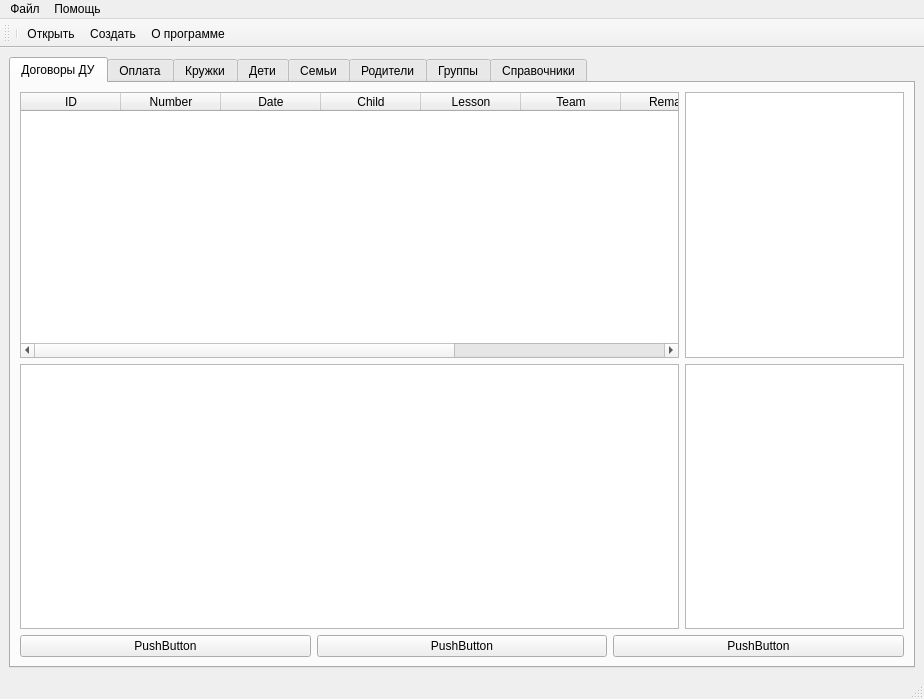
Above: view/main_window.ui from AlevtinAntonov/paid_services before the change. Below: the same form after it.
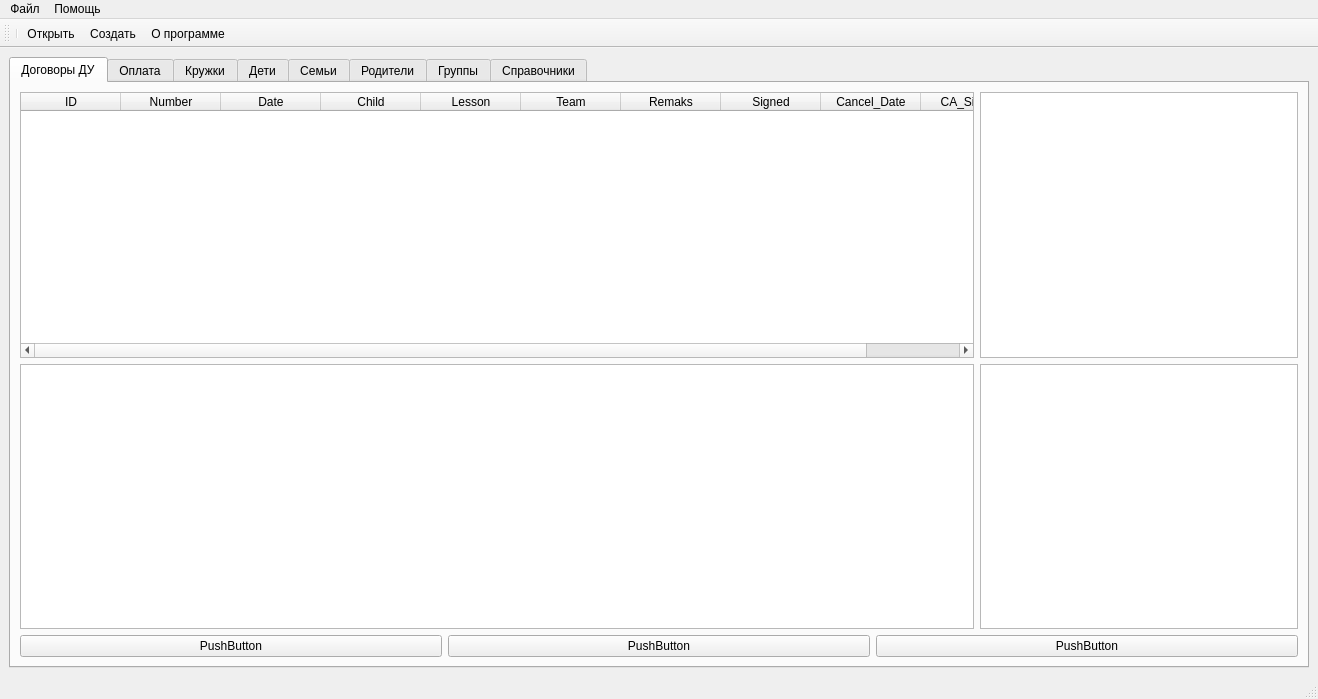
That is the form after the change. Icons and pictures are not drawn.

Commit message: branch gui main added combobox

Patch:
```diff
--- a/view/main_window.ui
+++ b/view/main_window.ui
@@ -6,7 +6,7 @@
    <rect>
     <x>0</x>
     <y>0</y>
-    <width>924</width>
+    <width>1318</width>
     <height>699</height>
    </rect>
   </property>
@@ -69,6 +69,11 @@
               <string>Signed</string>
              </property>
             </column>
+            <column>
+             <property name="text">
+              <string>Cancel_Date</string>
+             </property>
+            </column>
             <column>
              <property name="text">
               <string>CA_Signed</string>
@@ -162,8 +167,8 @@
     <rect>
      <x>0</x>
      <y>0</y>
-     <width>924</width>
-     <height>26</height>
+     <width>1318</width>
+     <height>22</height>
     </rect>
    </property>
    <widget class="QMenu" name="menu">
```
The commit also changes 3 other files.
